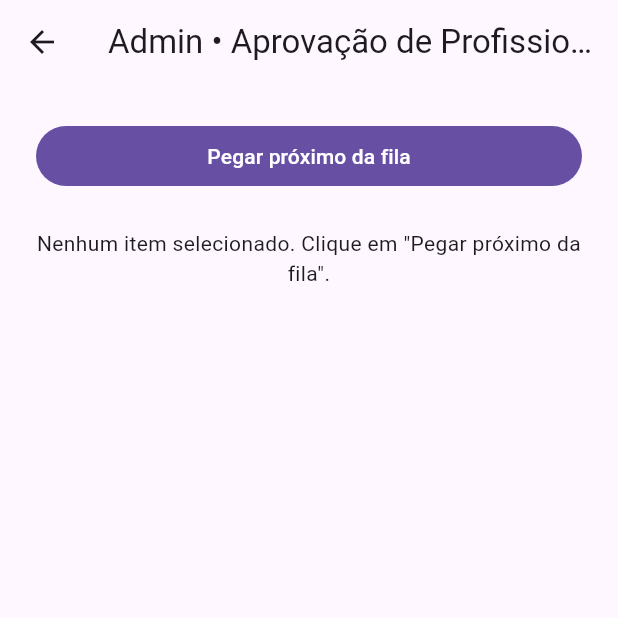
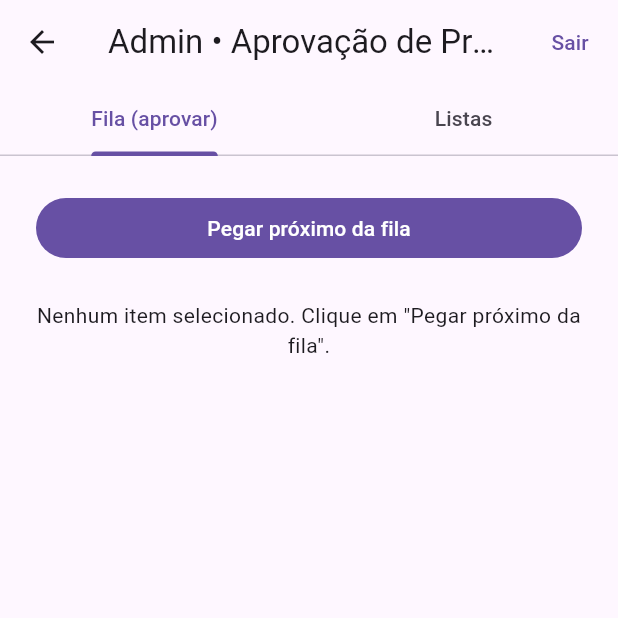
Before and after one commit to triniumsports/trinium_sports, a Flutter app: the AdminApprovalsScreen screen opened directly, on a phone screen of 412 x 824 dp, the top half of it. Run offline on Flutter 3.47's test engine with Material 3 defaults, Android fonts, the phone set to English and light mode, and no system bars; our stand-ins replace file_picker, supabase_flutter; accounts and stored records are empty.

Commit message:
feat: painel admin com logout e listas de pendentes/aprovados

```diff
--- a/lib/screens/admin_approvals_screen.dart
+++ b/lib/screens/admin_approvals_screen.dart
@@ -1,6 +1,9 @@
 import 'dart:convert';
 import 'package:flutter/material.dart';
 import 'package:supabase_flutter/supabase_flutter.dart';
+
+import '../services/auth_service.dart';
+import 'auth_gate.dart';
 
 class AdminApprovalsScreen extends StatefulWidget {
   const AdminApprovalsScreen({super.key});
@@ -15,13 +18,28 @@ class _AdminApprovalsScreenState extends State<AdminApprovalsScreen> {
   bool _loading = false;
   String? _message;
 
-  Map<String, dynamic>? _current; // coach row
+  Map<String, dynamic>? _current; // item "claimed"
   final _noteController = TextEditingController();
+
+  // Lists
+  bool _listLoading = false;
+  String _listFilter = 'pending'; // pending | verified | rejected
+  List<Map<String, dynamic>> _list = [];
 
   @override
   void dispose() {
     _noteController.dispose();
     super.dispose();
+  }
+
+  Future<void> _logout() async {
+    await AuthService().signOut();
+    if (!mounted) return;
+
+    Navigator.of(context).pushAndRemoveUntil(
+      MaterialPageRoute(builder: (_) => const AuthGate()),
+      (route) => false,
+    );
   }
 
   Future<void> _claimNext() async {
@@ -43,7 +61,6 @@ class _AdminApprovalsScreenState extends State<AdminApprovalsScreen> {
         return;
       }
 
-      // rpc pode retornar lista com 1 item dependendo do driver
       if (res is List && res.isNotEmpty) {
         _current = Map<String, dynamic>.from(res.first);
       } else if (res is Map) {
@@ -79,12 +96,13 @@ class _AdminApprovalsScreenState extends State<AdminApprovalsScreen> {
       });
 
       setState(() {
-        _message = decision == 'verified'
-            ? 'Aprovado ✅'
-            : 'Reprovado ❌';
+        _message = decision == 'verified' ? 'Aprovado ✅' : 'Reprovado ❌';
         _current = null;
         _noteController.clear();
       });
+
+      // Atualiza lista automaticamente
+      await _loadList();
     } catch (e) {
       setState(() {
         _message = 'Erro ao salvar decisão: $e';
@@ -98,7 +116,6 @@ class _AdminApprovalsScreenState extends State<AdminApprovalsScreen> {
     final raw = row['verification_documents'];
     if (raw == null) return [];
 
-    // pode vir jsonb como List<dynamic> ou String
     if (raw is List) {
       return raw.map((e) => Map<String, dynamic>.from(e)).toList();
     }
@@ -116,19 +133,65 @@ class _AdminApprovalsScreenState extends State<AdminApprovalsScreen> {
     final path = (doc['path'] ?? '').toString();
     if (bucket.isEmpty || path.isEmpty) return null;
 
-    final res = await _client.storage.from(bucket).createSignedUrl(path, 60 * 30);
-    return res;
+    return await _client.storage.from(bucket).createSignedUrl(path, 60 * 30);
+  }
+
+  Future<void> _loadList() async {
+    setState(() {
+      _listLoading = true;
+    });
+
+    try {
+      final res = await _client
+          .from('coaches')
+          .select('id, verification_status, cref_number, verification_documents, assigned_to, assigned_at, reviewed_at')
+          .eq('verification_status', _listFilter)
+          .limit(100);
+
+      final rows = (res as List)
+          .map((e) => Map<String, dynamic>.from(e as Map))
+          .toList();
+
+      setState(() {
+        _list = rows;
+      });
+    } catch (e) {
+      setState(() {
+        _message = 'Erro ao carregar lista: $e';
+      });
+    } finally {
+      setState(() {
+        _listLoading = false;
+      });
+    }
   }
 
   @override
   Widget build(BuildContext context) {
     final current = _current;
 
-    return Scaffold(
+    return DefaultTabController(
+      length: 2,
+      child: Scaffold(
         appBar: AppBar(
           title: const Text('Admin • Aprovação de Profissionais'),
+          actions: [
+            TextButton(
+              onPressed: _logout,
+              child: const Text('Sair'),
             ),
-      body: Center(
+          ],
+          bottom: const TabBar(
+            tabs: [
+              Tab(text: 'Fila (aprovar)'),
+              Tab(text: 'Listas'),
+            ],
+          ),
+        ),
+        body: TabBarView(
+          children: [
+            // TAB 1: fila
+            Center(
               child: ConstrainedBox(
                 constraints: const BoxConstraints(maxWidth: 900),
                 child: Padding(
@@ -164,6 +227,84 @@ class _AdminApprovalsScreenState extends State<AdminApprovalsScreen> {
                     ],
                   ),
                 ),
+              ),
+            ),
+
+            // TAB 2: listas
+            Center(
+              child: ConstrainedBox(
+                constraints: const BoxConstraints(maxWidth: 1100),
+                child: Padding(
+                  padding: const EdgeInsets.all(24),
+                  child: Column(
+                    crossAxisAlignment: CrossAxisAlignment.stretch,
+                    children: [
+                      Row(
+                        children: [
+                          Expanded(
+                            child: DropdownButtonFormField<String>(
+                              value: _listFilter,
+                              decoration: const InputDecoration(
+                                labelText: 'Filtro',
+                                border: OutlineInputBorder(),
+                              ),
+                              items: const [
+                                DropdownMenuItem(
+                                  value: 'pending',
+                                  child: Text('Pendentes (pending)'),
+                                ),
+                                DropdownMenuItem(
+                                  value: 'verified',
+                                  child: Text('Aprovados (verified)'),
+                                ),
+                                DropdownMenuItem(
+                                  value: 'rejected',
+                                  child: Text('Reprovados (rejected)'),
+                                ),
+                              ],
+                              onChanged: (v) {
+                                if (v == null) return;
+                                setState(() => _listFilter = v);
+                              },
+                            ),
+                          ),
+                          const SizedBox(width: 12),
+                          FilledButton(
+                            onPressed: _listLoading ? null : _loadList,
+                            child: Text(_listLoading ? 'Carregando...' : 'Carregar'),
+                          ),
+                        ],
+                      ),
+                      const SizedBox(height: 16),
+                      Expanded(
+                        child: _list.isEmpty
+                            ? const Center(
+                                child: Text('Clique em "Carregar" para ver a lista.'),
+                              )
+                            : ListView.separated(
+                                itemCount: _list.length,
+                                separatorBuilder: (_, __) => const Divider(height: 1),
+                                itemBuilder: (context, i) {
+                                  final row = _list[i];
+                                  final id = (row['id'] ?? '').toString();
+                                  final status = (row['verification_status'] ?? '').toString();
+                                  final cref = (row['cref_number'] ?? '').toString();
+                                  final docs = row['verification_documents'];
+
+                                  return ListTile(
+                                    title: Text('CREF/CRN: $cref'),
+                                    subtitle: Text('id: $id\nstatus: $status\nDocs: ${docs == null ? 0 : (docs is List ? docs.length : 1)}'),
+                                    isThreeLine: true,
+                                  );
+                                },
+                              ),
+                      ),
+                    ],
+                  ),
+                ),
+              ),
+            ),
+          ],
         ),
       ),
     );
@@ -249,7 +390,8 @@ class _ApprovalCardState extends State<_ApprovalCard> {
                     onPressed: () async {
                       final url = await widget.signedUrlLoader(d);
                       if (url == null) return;
-                      // Abre em nova aba no web (melhor UX)
+
+                      // Abre em nova aba no web (melhor depois, mas aqui mostramos o link)
                       // ignore: use_build_context_synchronously
                       showDialog(
                         context: context,
```
Lines whose indentation alone changed are shown as unchanged.
